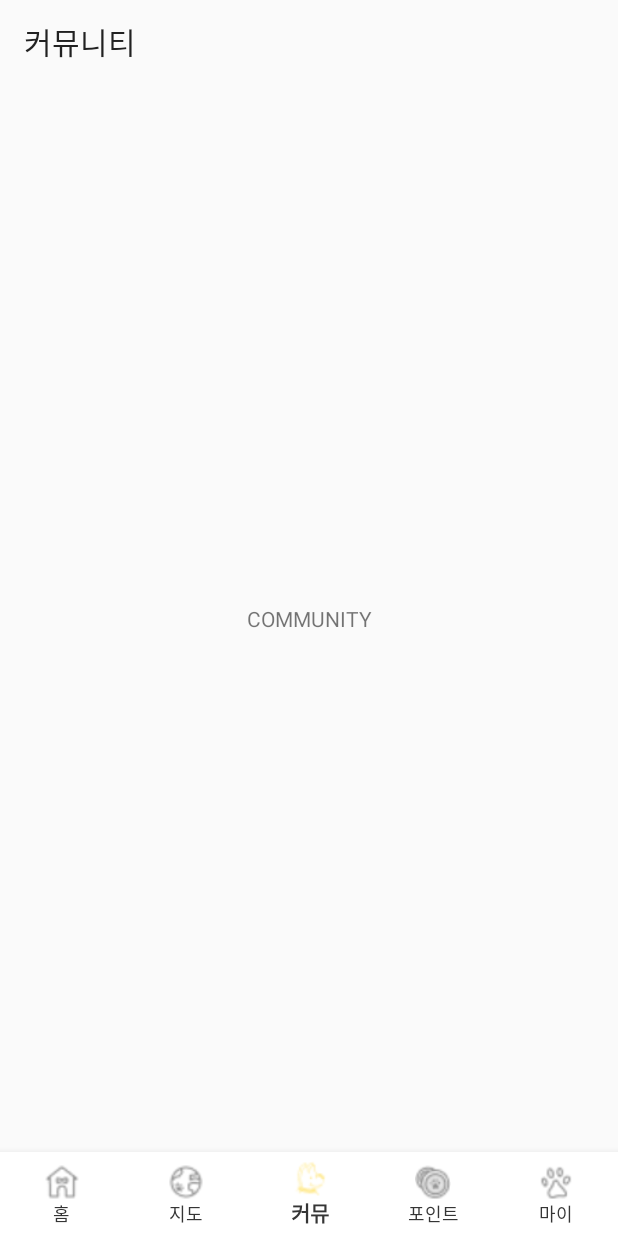
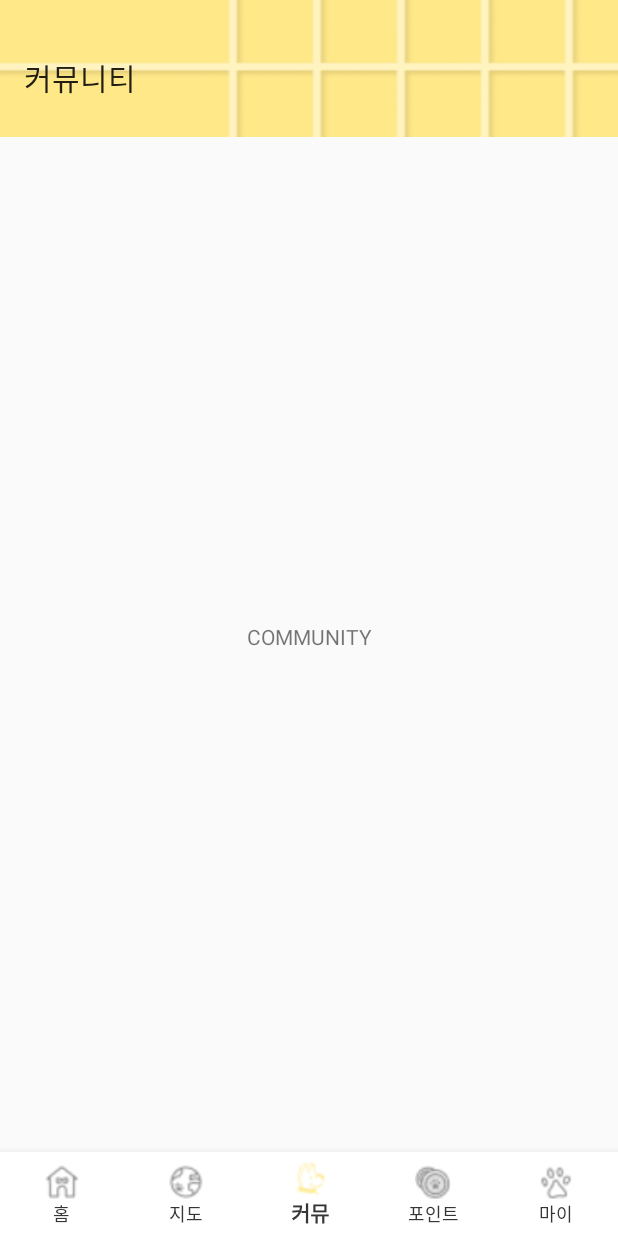
Before and after one commit to Kkosunae/android, an Android app: the MainActivity screen opened directly, with no data from a screen before it, item 3 of the bottom bar chosen, on a phone screen of 412 x 824 dp. Run offline under Robolectric (Android 15) with nearby library versions, the phone set to English and light mode, and no system bars; libraries missing offline, so code that uses them is left out: com.kakao.sdk.

Commit message:
[KKO-] statusbar 뒤에 배경 보이도록 full screen 설정 및 백그라운드 지정

```diff
--- a/app/src/main/java/com/kkosunae/view/activity/MainActivity.kt
+++ b/app/src/main/java/com/kkosunae/view/activity/MainActivity.kt
@@ -3,18 +3,19 @@ package com.kkosunae.view.activity
 import android.content.Context
 import android.content.Intent
 import android.content.res.ColorStateList
+import android.os.Build
 import androidx.appcompat.app.AppCompatActivity
 import android.os.Bundle
 import android.util.Log
-import android.view.Menu
-import android.view.MenuItem
 import android.view.View
+import android.view.WindowInsets
+import android.view.WindowInsetsController
+import android.view.WindowManager
 import android.widget.Toast
 import androidx.activity.viewModels
 import androidx.core.content.ContextCompat
 import androidx.lifecycle.Observer
 import com.kkosunae.R
-import com.kakao.sdk.common.util.Utility
 import com.kakao.sdk.user.UserApiClient
 import com.kkosunae.databinding.ActivityMainBinding
 import com.kkosunae.view.fragment.*
@@ -30,9 +31,35 @@ class MainActivity : AppCompatActivity() {
         super.onCreate(savedInstanceState)
         binding = ActivityMainBinding.inflate(layoutInflater)
         setContentView(binding.root)
+        setFullScreen()
+        window.addFlags(WindowManager.LayoutParams.FLAG_LAYOUT_NO_LIMITS)
+        binding.mainLayout.setPadding(0, getStatusBarHeight(this), 0, 0)
         setSupportActionBar(binding.mainToolbar)
         initObserver()
         initBottomNavigation()
+    }
+    fun getStatusBarHeight(context : Context) : Int {
+        val resourceId = context.resources.getIdentifier("status_bar_height", "dimen", "android")
+
+        return if (resourceId > 0) {
+            context.resources.getDimensionPixelSize(resourceId)
+        } else {
+            0
+        }
+    }
+    private fun setFullScreen() {
+        if (Build.VERSION.SDK_INT >= Build.VERSION_CODES.R) {
+            window.setDecorFitsSystemWindows(false)
+            window.insetsController?.hide(
+//                WindowInsets.Type.statusBars() or
+                        WindowInsets.Type.navigationBars()
+            )
+            window.insetsController?.systemBarsBehavior = WindowInsetsController.BEHAVIOR_SHOW_TRANSIENT_BARS_BY_SWIPE
+        } else {
+            window.decorView.systemUiVisibility =
+                (View.SYSTEM_UI_FLAG_HIDE_NAVIGATION or
+                        View.SYSTEM_UI_FLAG_LAYOUT_HIDE_NAVIGATION)
+        }
     }
     private fun initObserver() {
         mainViewModel.getCurrentTab().observe(this, Observer {it ->
--- /dev/null
+++ b/app/src/main/res/drawable/bg_main_layout_top.xml
@@ -0,0 +1,7 @@
+<?xml version="1.0" encoding="utf-8"?>
+<layer-list xmlns:android="http://schemas.android.com/apk/res/android" >
+    <item
+        android:drawable="@drawable/bg_main_layout"
+        android:gravity="top"
+        />
+</layer-list>
--- a/app/src/main/res/layout/activity_main.xml
+++ b/app/src/main/res/layout/activity_main.xml
@@ -2,9 +2,11 @@
 <androidx.constraintlayout.widget.ConstraintLayout xmlns:android="http://schemas.android.com/apk/res/android"
     xmlns:app="http://schemas.android.com/apk/res-auto"
     xmlns:tools="http://schemas.android.com/tools"
+    android:id="@+id/main_layout"
     android:layout_width="match_parent"
     android:layout_height="match_parent"
-    tools:context="com.kkosunae.view.activity.MainActivity">
+    tools:context="com.kkosunae.view.activity.MainActivity"
+    android:background="@drawable/bg_main_layout_top">
     <androidx.appcompat.widget.Toolbar
         android:id="@+id/main_toolbar"
         android:layout_width="match_parent"
--- a/app/src/main/res/values/themes.xml
+++ b/app/src/main/res/values/themes.xml
@@ -2,18 +2,18 @@
     <!-- Base application theme. -->
     <style name="Theme.Kkosunae" parent="Theme.AppCompat.DayNight.NoActionBar">
         <!-- Primary brand color. -->
-        <item name="colorPrimary">@color/colorWhite</item>
+        <item name="colorPrimary">@color/key_color</item>
         <item name="colorPrimaryVariant">@color/colorVisVis</item>
         <item name="colorOnPrimary">@color/colorVisVis</item>
+        <item name="colorPrimaryDark">@color/colorVisVis</item>
         <!-- Secondary brand color. -->
         <item name="colorSecondary">@color/teal_200</item>
         <item name="colorSecondaryVariant">@color/teal_700</item>
         <item name="colorOnSecondary">@color/sub_color_baise</item>
         <!-- Status bar color. -->
-        <item name="android:statusBarColor">?attr/colorPrimaryVariant</item>
-
+        <item name="android:windowDrawsSystemBarBackgrounds">true</item>
+        <item name="android:windowLightStatusBar">true</item>
         <!-- Customize your theme here. -->
-        <item name="android:navigationBarColor">@color/colorWhite</item>
     </style>
     <!-- Splash screen Theme-->
     <style name="Theme.App.Starting" parent="Theme.SplashScreen">
```
Also changed, not shown: app/src/main/res/drawable/bg_home_layout_top.xml (added, +7 -0 lines), app/src/main/res/layout/fragment_home.xml (+5 -3 lines), app/src/main/res/drawable/bg_home_layout.png (added), app/src/main/res/drawable/bg_main_layout.png (added).
